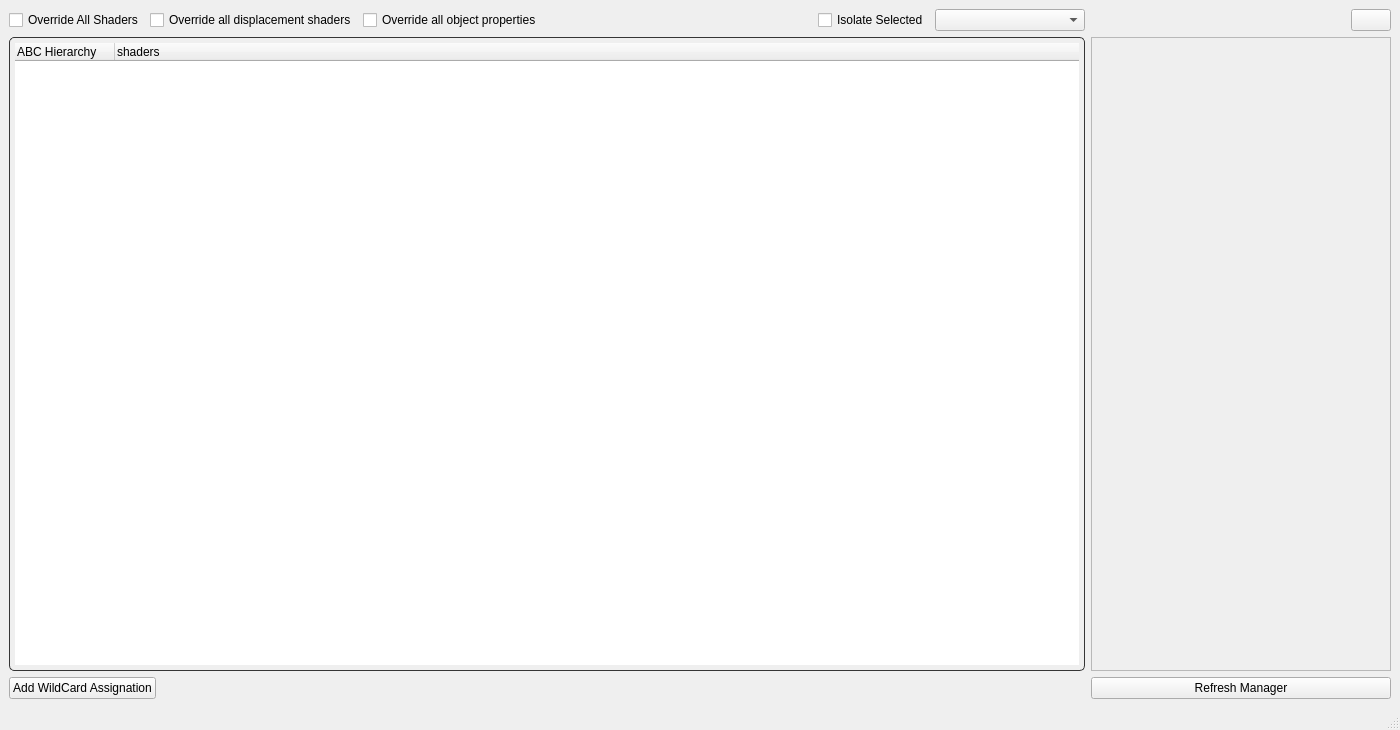
elliottsmith/abctoa, file maya/scripts/shaderManager/ui/UI_ABCHierarchy.ui: the form before one commit.
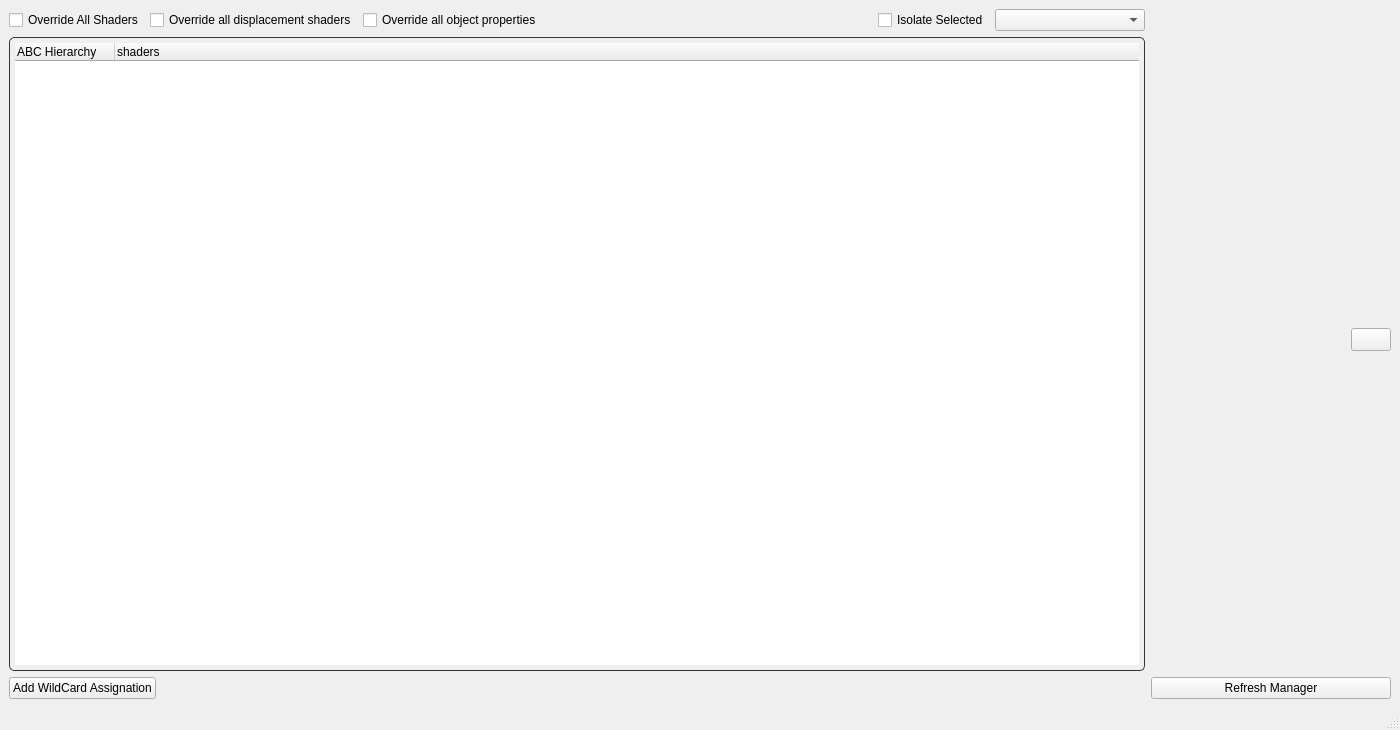
The form after the commit.

Commit message: Scrolling shader list widget.

```diff
--- a/maya/scripts/shaderManager/ui/UI_ABCHierarchy.ui
+++ b/maya/scripts/shaderManager/ui/UI_ABCHierarchy.ui
@@ -251,38 +251,6 @@
         </item>
        </layout>
       </item>
-      <item>
-       <widget class="QScrollArea" name="scroll">
-        <property name="minimumSize">
-         <size>
-          <width>300</width>
-          <height>0</height>
-         </size>
-        </property>
-        <property name="styleSheet">
-         <string notr="true">border-color: rgb(53, 53, 53);</string>
-        </property>
-        <property name="frameShadow">
-         <enum>QFrame::Plain</enum>
-        </property>
-        <property name="widgetResizable">
-         <bool>true</bool>
-        </property>
-        <widget class="QWidget" name="scrollAreaWidgetContents">
-         <property name="geometry">
-          <rect>
-           <x>0</x>
-           <y>0</y>
-           <width>298</width>
-           <height>598</height>
-          </rect>
-         </property>
-         <property name="styleSheet">
-          <string notr="true"/>
-         </property>
-        </widget>
-       </widget>
-      </item>
      </layout>
     </item>
    </layout>
```
The commit also changes 2 other files.
